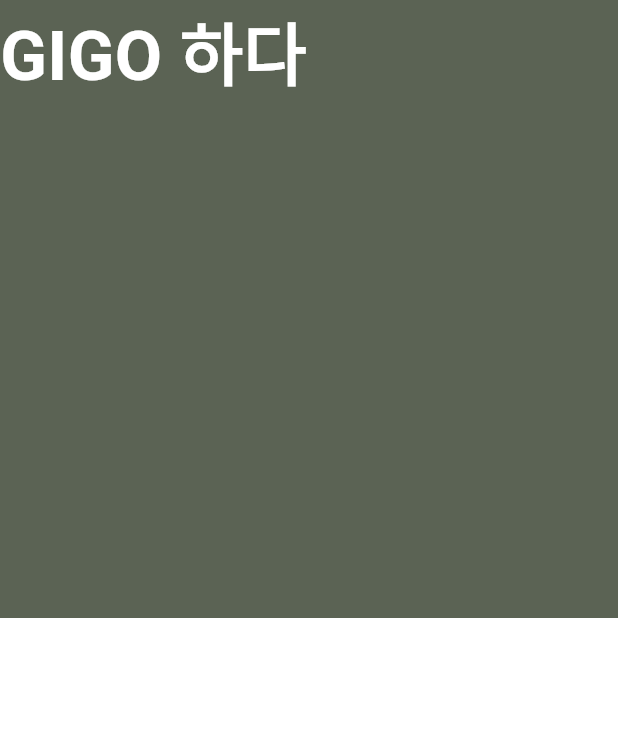
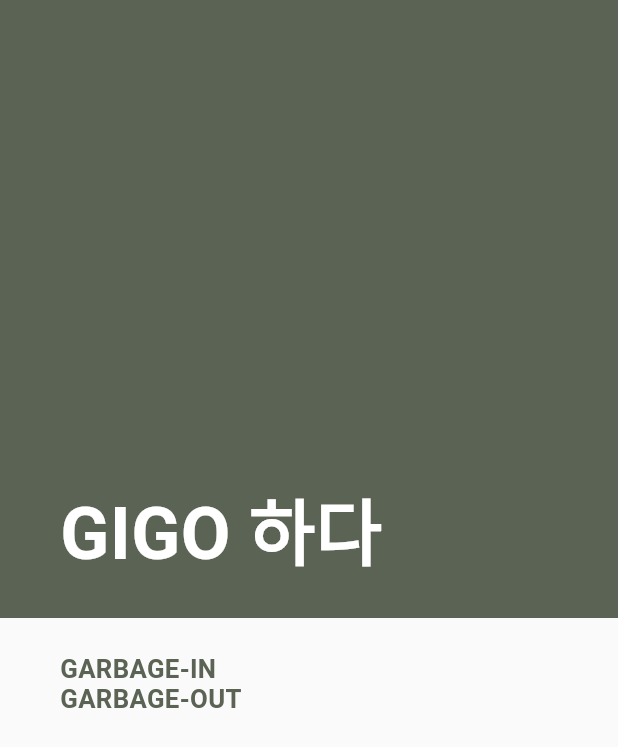
Before and after one commit to sieunp06/Recycling-Idea-Share-Platform, a Flutter app: the screen it shows after launch, on a phone screen of 412 x 824 dp. Shown: the top 747 px of the screen. Run offline on Flutter 3.47's test engine with Material 2 defaults, Android fonts, the phone set to English and light mode, and no system bars; our stand-ins replace flutter_screenutil.

Commit message:
🐛Bug fix

```diff
--- a/lib/main.dart
+++ b/lib/main.dart
@@ -47,44 +47,82 @@ class _MyHomePageState extends State<MyHomePage> {
   Widget build(BuildContext context) {
     return Scaffold(
       body: Column(
-        children: <Widget> [
-          Container(
+        children: [
+          /*Container(
             color: Color(0xff5b6354),
             width: 360.w,
             height: 345.h,
-            child: Text(
+            child: Column(
+              crossAxisAlignment: CrossAxisAlignment.start,
+              children: <Widget>[
+                SizedBox(
+                  height: 250,
+                ),
+                Text(
                   "GIGO 하다",
-              textAlign: TextAlign.left,
                   style: TextStyle(
                     fontSize: 40.sp,
                     color: Colors.white,
                     fontWeight: FontWeight.bold,
                   ),
                 ),
+              ],
             ),
+          ),*/
+          Stack(
+            children: [
               Container(
+                color: Color(0xff5b6354),
+                width: 360.w,
+                height: 345.h
+              ),
+              Positioned(
+                top: 265.0.h,
+                left: 35.0.w,
+                  child: Text(
+                    "GIGO 하다",
+                    softWrap: true,
+                    overflow: TextOverflow.fade,
+                    style: TextStyle(
+                      fontSize: 42.sp,
                       color: Colors.white,
-            width: 360.w,
-            height: (328).h,
-            children: [
-              Text(
-                "GARBAGE_IN",
-                textAlign: TextAlign.left,
-                style: TextStyle(
-                  fontSize: 20.sp,
                       fontWeight: FontWeight.bold,
                     ),
                   ),
-              Text(
-                "GARBAGE_OUT",
+              ),
+            ],
+          ),
+          Container(
+            width: 360.w,
+            height: 328.h,
+            margin: EdgeInsets.only(left:35.0.w),
+            child: Column (
+              crossAxisAlignment: CrossAxisAlignment.start,
+              children: <Widget>[
+                SizedBox(
+                  height: 20.h,
+                ),
+                Text (
+                  "GARBAGE-IN",
                   textAlign: TextAlign.left,
                   style: TextStyle(
-                  fontSize: 20.sp,
-                  fontWeight: FontWeight.bold,
+                    fontSize: 15.sp,
+                    fontWeight: FontWeight. bold,
+                    color: Color(0xff5b6354),
                   ),
                 ),
-            ]
+                Text (
+                  "GARBAGE-OUT",
+                  textAlign: TextAlign.left,
+                  style: TextStyle(
+                    fontSize: 15.sp,
+                    fontWeight: FontWeight. bold,
+                    color: Color(0xff5b6354),
                   ),
+                ),
+              ],
+            ),
+          )
         ]
       ),
     );
```
Lines whose indentation alone changed are shown as unchanged.
